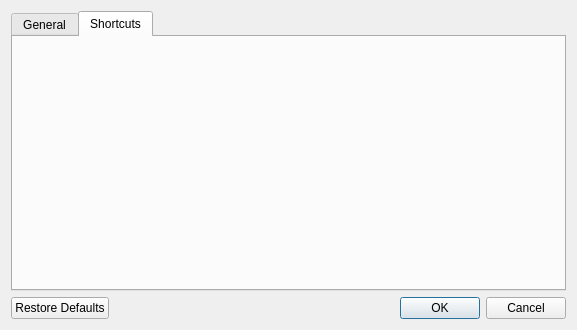
This is src/ui/forms/SettingsDialog.ui in vookimedlo/vooki-image-viewer as Qt 5 draws it before an edit. The edited form follows.
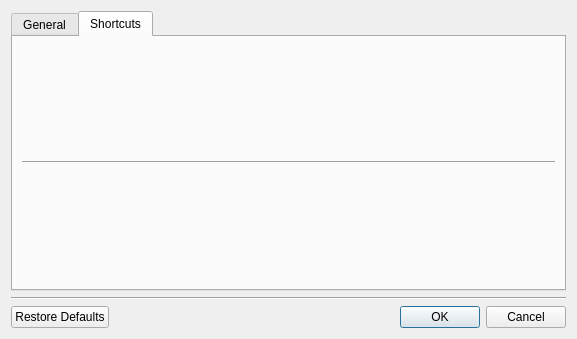
This is the edited form. The open tabs and pages were chosen to show the change.

Commit message: The initial settings support

```diff
--- a/src/ui/forms/SettingsDialog.ui
+++ b/src/ui/forms/SettingsDialog.ui
@@ -8,7 +8,7 @@
     <x>0</x>
     <y>0</y>
     <width>577</width>
-    <height>314</height>
+    <height>325</height>
    </rect>
   </property>
   <property name="windowTitle">
@@ -223,9 +223,25 @@
       <attribute name="title">
        <string>Shortcuts</string>
       </attribute>
+      <layout class="QVBoxLayout" name="verticalLayout_9">
+       <item>
+        <widget class="Line" name="line">
+         <property name="orientation">
+          <enum>Qt::Horizontal</enum>
+         </property>
+        </widget>
+       </item>
+      </layout>
      </widget>
     </widget>
    </item>
+   <item>
+    <widget class="Line" name="line_2">
+     <property name="orientation">
+      <enum>Qt::Horizontal</enum>
+     </property>
+    </widget>
+   </item>
    <item>
     <widget class="QDialogButtonBox" name="buttonBox">
      <property name="orientation">
```
Left out of the diff: 5 changed lines with no effect on the pictures. The commit also changes 5 other files.
